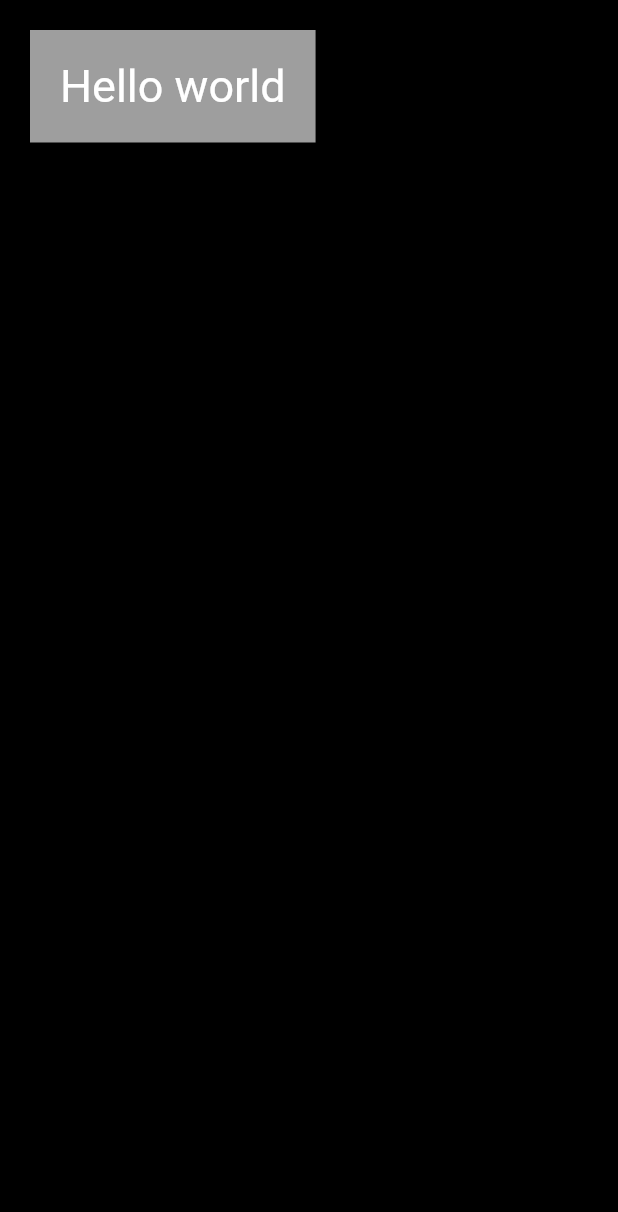
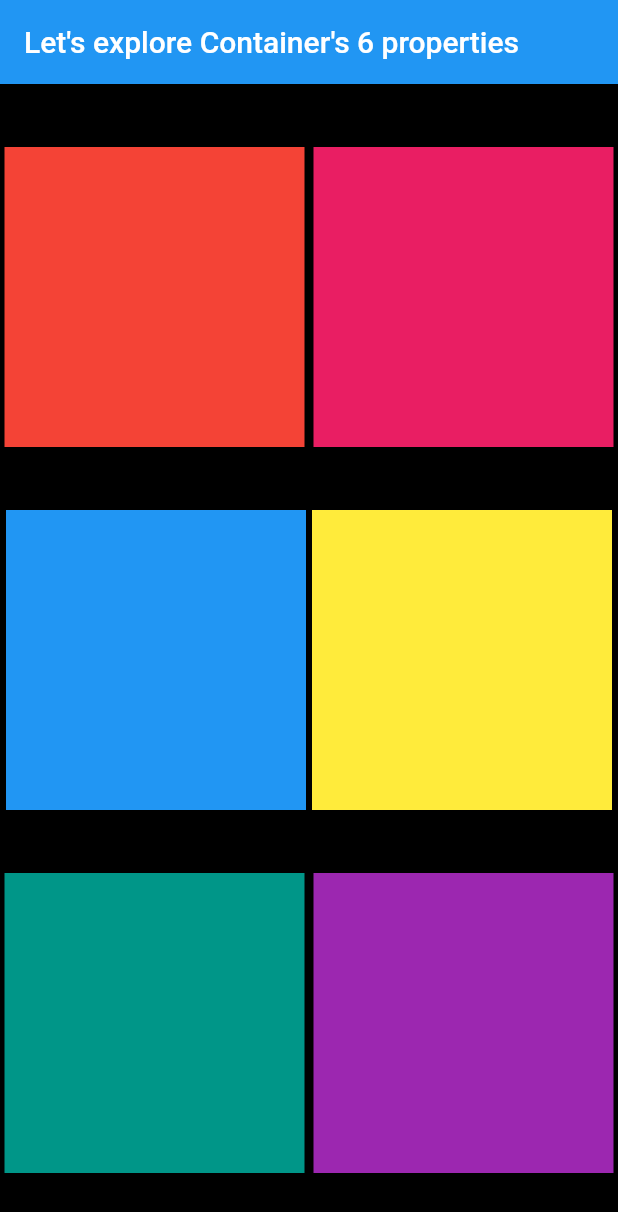
Before and after one commit to Rahullkumr/Flutter-Prac, a Flutter app: the screen it shows after launch, on a phone screen of 412 x 824 dp. Shown: the top 1212 px of the screen. Run offline on Flutter 3.47's test engine with Material 2 defaults, Android fonts, the phone set to English and light mode, and no system bars.

Commit message:
Exploring Container widget 6 decoration properties

```diff
--- a/lib/main.dart
+++ b/lib/main.dart
@@ -7,17 +7,65 @@ class MyApp extends StatelessWidget {
 
   @override
   Widget build(BuildContext context) {
-    return MaterialApp(
-      home: Scaffold(
-        backgroundColor: Colors.black,
-        body: Container(
-          color: Colors.grey,
-          margin: const EdgeInsets.all(20),
-          padding: const EdgeInsets.all(20),
-          child: const Text(
-            'Hello world',
-            style: TextStyle(color: Colors.white,
-            fontSize: 30,),
+    return SafeArea(
+      child: MaterialApp(
+        home: Scaffold(
+          appBar: AppBar(
+            title: const Text("Let's explore Container's 6 properties"),
+          ),
+          backgroundColor: Colors.black,
+          body: Column(
+            mainAxisAlignment: MainAxisAlignment.spaceEvenly,
+            children: [
+              Row(
+                mainAxisAlignment: MainAxisAlignment.spaceAround,
+                // crossAxisAlignment: CrossAxisAlignment.end,
+                children: [
+                  Container(
+                    width: 200,
+                    height: 200,
+                    color: Colors.red,
+                    child: const Text(''),
+                  ),
+                  Container(
+                    width: 200,
+                    height: 200,
+                    color: Colors.pink,
+                    child: const Text(''),
+                  ),
+                ],
+              ),
+              Row(
+                mainAxisAlignment: MainAxisAlignment.spaceEvenly,
+                children: [
+                  Container(
+                    width: 200,
+                    height: 200,
+                    color: Colors.blue,
+                  ),
+                  Container(
+                    width: 200,
+                    height: 200,
+                    color: Colors.yellow,
+                  ),
+                ],
+              ),
+              Row(
+                mainAxisAlignment: MainAxisAlignment.spaceAround,
+                children: [
+                  Container(
+                    width: 200,
+                    height: 200,
+                    color: Colors.teal,
+                  ),
+                  Container(
+                    width: 200,
+                    height: 200,
+                    color: Colors.purple,
+                  ),
+                ],
+              ),
+            ],
           ),
         ),
       ),
```
